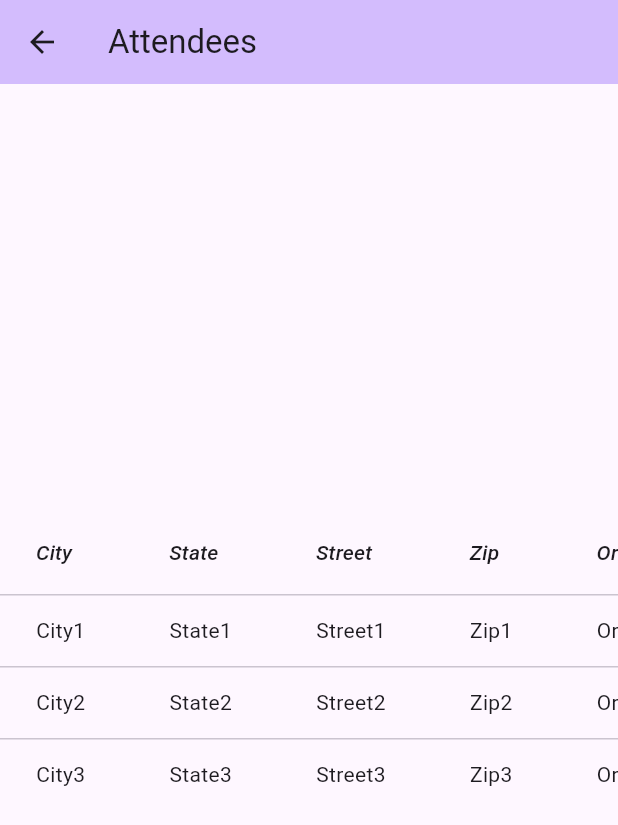
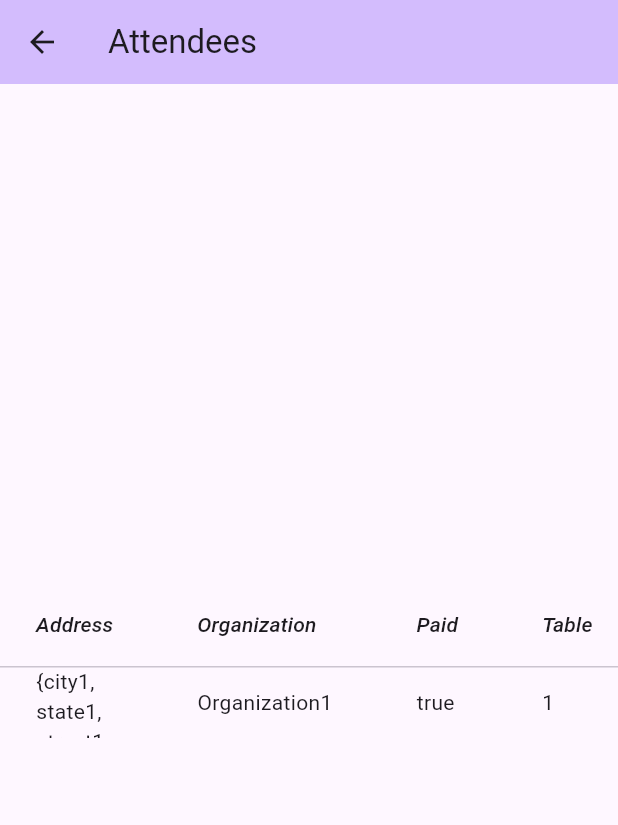
Before and after one commit to MigLyons/securing-funding-flutter, a Flutter app: the AttendeeScreen screen opened by its route, on a phone screen of 412 x 824 dp. Shown: the top 825 px of the screen. Run offline on Flutter 3.47's test engine with Material 3 defaults, Android fonts, the phone set to English and light mode, and no system bars; our stand-ins replace cloud_firestore, firebase_auth, firebase_core; missing offline and left inert: dart:js_interop, firebase_ui_auth; accounts and stored records are empty; statements that could not run were skipped.

Commit message:
all queries work

```diff
--- a/securingfunding_flutter/lib/components/SF_Attendee.dart
+++ b/securingfunding_flutter/lib/components/SF_Attendee.dart
@@ -1,39 +1,57 @@
+import 'dart:js_interop';
 
+import 'package:cloud_firestore/cloud_firestore.dart';
 import 'package:flutter/material.dart';
 
-class SF_Attendee extends StatelessWidget {
-  final List<Attendee> attendees = [
-    Attendee("City1", "State1", "Street1", "Zip1", "Organization1", true, 1, "Name1", false, []),
-    Attendee("City2", "State2", "Street2", "Zip2", "Organization2", true, 2, "Name2", false, []),
-    Attendee("City3", "State3", "Street3", "Zip3", "Organization3", false, 3, "Name3", true, []),
-    // Add more Attendees as needed
-  ];
+class SFAttendee extends StatefulWidget {
+  const SFAttendee({super.key});
+
+  @override
+  State<StatefulWidget> createState() => SFAttendeeState();
+
+  static GlobalKey<SFAttendeeState> createKey() => GlobalKey<SFAttendeeState>();
+}
+
+class SFAttendeeState extends State<SFAttendee> {
+  final AttendeeRetrieval stuff = AttendeeRetrieval();
+
+  void reload() {
+    setState(() {});
+  }
 
   @override
   Widget build(BuildContext context) {
+    stuff.retrieveAttendees();
     return SingleChildScrollView(
+      child: GestureDetector(
+        onTap: reload,
         child: DataTable(
           columns: const<DataColumn>[
             DataColumn(
               label: Expanded(
-              child: Text('City', style: TextStyle(fontStyle: FontStyle.italic)),
+                child: Text('Address', style: TextStyle(fontStyle: FontStyle.italic)),
                 ),
                 ),
-          DataColumn(
-            label: Expanded(
-              child: Text('State', style: TextStyle(fontStyle: FontStyle.italic)),
-            ),
-          ),
-          DataColumn(
-            label: Expanded(
-              child: Text('Street', style: TextStyle(fontStyle: FontStyle.italic)),
-            ),
-          ),
-          DataColumn(
-            label: Expanded(
-              child: Text('Zip', style: TextStyle(fontStyle: FontStyle.italic)),
-            ),
-          ),
+            // DataColumn(
+            //   label: Expanded(
+            //     child: Text('City', style: TextStyle(fontStyle: FontStyle.italic)),
+            //   ),
+            // ),
+            // DataColumn(
+            //   label: Expanded(
+            //     child: Text('State', style: TextStyle(fontStyle: FontStyle.italic)),
+            //   ),
+            // ),
+            // DataColumn(
+            //   label: Expanded(
+            //     child: Text('Street', style: TextStyle(fontStyle: FontStyle.italic)),
+            //   ),
+            // ),
+            // DataColumn(
+            //   label: Expanded(
+            //     child: Text('Zip', style: TextStyle(fontStyle: FontStyle.italic)),
+            //   ),
+            // ),
             DataColumn(
               label: Expanded(
                 child: Text('Organization', style: TextStyle(fontStyle: FontStyle.italic)),
@@ -59,22 +77,19 @@ class SF_Attendee extends StatelessWidget {
                 child: Text('Plus One', style: TextStyle(fontStyle: FontStyle.italic)),
               ),
             ),
+            DataColumn(
+              label: Expanded(
+                child: Text('Wins', style: TextStyle(fontStyle: FontStyle.italic)),
+                ),
+            ),
           ],
           rows: <DataRow>[
-          for (var attendee in attendees)
+            for (var attendee in stuff.attendees)
               DataRow(
                 cells: [
                   DataCell(
-                  Text(attendee.city),
-                ),
-                DataCell(
-                  Text(attendee.state),
-                ),
-                DataCell(
-                  Text(attendee.street),
-                ),
-                DataCell(
-                  Text(attendee.zip),
+                    Text(attendee.address.toString()),
+
                     ),
                   DataCell(
                     Text(attendee.organization),
@@ -91,31 +106,29 @@ class SF_Attendee extends StatelessWidget {
                   DataCell(
                     Text(attendee.plusOne.toString()),
                   ),
+                  DataCell(
+                    Text(attendee.wins.join(", ")),
+                    ),
                 ],
               )
           ],
+        ),
       ),
     );
   }
 }
 
 class Attendee {
-  final String city;
-  final String state;
-  final String street;
-  final String zip;
+  final address;
   final String organization;
   final bool paid;
   final int table;
   final String name;
   final bool plusOne;
-  final List<String> wins;
+  final List<dynamic> wins;
 
   Attendee(
-    this.city,
-    this.state,
-    this.street,
-    this.zip,
+    this.address,
     this.organization,
     this.paid,
     this.table,
@@ -123,4 +136,53 @@ class Attendee {
     this.plusOne,
     this.wins,
   );
+
+  factory Attendee.fromFirestore(DocumentSnapshot<Map<String, dynamic>> snapshot) {
+    final data = snapshot.data();
+    return Attendee(
+      data?['Address'],
+      data?['Organization'],
+      data?['Paid'],
+      data?['Table'],
+      data?['name'],
+      data?['plus one'],
+      data?['wins'],
+    );
   }
+
+  Map<String, dynamic> toFirestore() {
+    return {
+      if (address != null) "address" : address,
+      if (organization != null) "organization": organization,
+      if (paid != null) "paid": paid,
+      if (table != null) "table": table,
+      if (name != null) "name": name,
+      if (plusOne != null) "plusOne": plusOne,
+      if(wins != null) "wins": wins,
+    };
+  }
+}
+
+class AttendeeRetrieval {
+  final attendees = <Attendee>[
+    Attendee(
+      {'city1', 'state1', 'street1', 59839}
+      , "Organization1", true, 1, "Name1", false, ["chainsaw", "pony"]),
+  ];
+  final attendeesRef = FirebaseFirestore
+  .instance
+  .collection('Attendees')
+  .withConverter<Attendee>(
+        fromFirestore: (snapshot, _) => Attendee.fromFirestore(snapshot),
+        toFirestore: (Attendee attendee, _) => attendee.toFirestore(),
+      );
+
+  void retrieveAttendees() async {
+    var grabbyHands = await attendeesRef.get().then((value) => value.docs);
+    for (var thing in grabbyHands) {
+      {
+        attendees.add(thing.data());
+      }
+    }
+  }
+}
--- a/securingfunding_flutter/lib/components/SF_Table.dart
+++ b/securingfunding_flutter/lib/components/SF_Table.dart
@@ -1,16 +1,28 @@
+import 'package:cloud_firestore/cloud_firestore.dart';
 import 'package:flutter/material.dart';
 
-class SF_Table extends StatelessWidget {
-  final List<Table> tables = [
-    Table("Organization1", 6, ["Seat1", "Seat2", "Seat3", "Seat4", "Seat5", "Seat6"], 1001),
-    Table("Organization2", 8, ["Seat1", "Seat2", "Seat3", "Seat4", "Seat5", "Seat6", "Seat7", "Seat8"], 1002),
-    Table("Organization3", 4, ["Seat1", "Seat2", "Seat3", "Seat4"], 1003),
-    // Add more Tables as needed
-  ];
+class SFTable extends StatefulWidget {
+  const SFTable({super.key});
+
+  @override
+  State<StatefulWidget> createState() => SFTableState();
+
+  static GlobalKey<SFTableState> createKey() => GlobalKey<SFTableState>();
+}
+
+class SFTableState extends State<SFTable> {
+  final TableRetrieval stuff = TableRetrieval();
+
+  void reload() {
+    setState(() {});
+  }
 
   @override
   Widget build(BuildContext context) {
+    stuff.retrieveTables();
     return SingleChildScrollView(
+      child: GestureDetector(
+        onTap: reload,
         child: DataTable(
           columns: const<DataColumn>[
             DataColumn(
@@ -35,39 +47,83 @@ class SF_Table extends StatelessWidget {
             ),
           ],
           rows: <DataRow>[
-          for (var table in tables)
+            for (var Table in stuff.tables)
               DataRow(
                 cells: [
                   DataCell(
-                  Text(table.organization),
+                    Text(Table.organization),
                   ),
                   DataCell(
-                  Text(table.seatCount.toString()),
+                    Text(Table.seatCount.toString()),
                   ),
                   DataCell(
-                  Text(table.seats.join(", ")),
+                    Text(Table.seats.join(", ")),
                   ),
                   DataCell(
-                  Text(table.tableid.toString()),
+                    Text(Table.tableid.toString()),
                   ),
                 ],
               )
           ],
+        ),
       ),
     );
   }
 }
 
 class Table {
-  final String organization;
-  final int seatCount;
-  final List<String> seats;
+  final  organization;
+  final  seatCount;
+  final List<dynamic> seats;
   final int tableid;
-
   Table(
     this.organization,
     this.seatCount,
     this.seats,
     this.tableid,
   );
+
+  factory Table.fromFirestore(DocumentSnapshot<Map<String, dynamic>> snapshot) {
+    final data = snapshot.data();
+    return Table(
+      data?['Organization'],
+      data?['seatCount'],
+      data?['seats'],
+      data?['tableid'],
+    );
   }
+
+  Map<String, dynamic> toFirestore() {
+    return {
+      if (organization != null) "organization": organization,
+      if (seatCount != null) "seatCount": seatCount,
+      if (seats != null) "seats": seats,
+      if (tableid != null) "tableid": tableid,
+    };
+  }
+}
+
+class TableRetrieval {
+  final tables = <Table>[
+    Table("Organization1", 6, ["Seat1", "Seat2", "Seat3", "Seat4", "Seat5", "Seat6"], 1001),
+  ];
+  final tablesRef = FirebaseFirestore
+    .instance
+    .collection('Tables')
+    .withConverter<Table>(
+        fromFirestore: (snapshot, _) => Table.fromFirestore(snapshot),
+        toFirestore: (Table table, _) => table.toFirestore(),
+      );
+
+  void retrieveTables() async {
+    var grabbyHands = await tablesRef.get().then(
+      (value) =>  value.docs);
+    for (var thing in grabbyHands) {
+      {
+        tables.add(thing.data());
+      }
+    }
+  }
+
+
+}
--- a/securingfunding_flutter/lib/pages/attendeeScreen.dart
+++ b/securingfunding_flutter/lib/pages/attendeeScreen.dart
@@ -15,7 +15,7 @@ class AttendeeScreen extends StatelessWidget {
         title: const Text('Attendees'),
       ),
       body: Center(
-        child: SF_Attendee(),
+        child: SFAttendee(),
         ),
       );
   }
--- a/securingfunding_flutter/lib/pages/tableScreen.dart
+++ b/securingfunding_flutter/lib/pages/tableScreen.dart
@@ -12,7 +12,7 @@ class TableScreen extends StatelessWidget {
         title: const Text('Tables'),
       ),
       body: Center(
-        child: SF_Table()
+        child: SFTable()
         ),
       );
   }
--- a/securingfunding_flutter/lib/pages/volunteerScreen.dart
+++ b/securingfunding_flutter/lib/pages/volunteerScreen.dart
@@ -12,7 +12,7 @@ class VolunteerScreen extends StatelessWidget {
         title: const Text('Volunteers'),
       ),
       body: Center(
-        child: SF_Volunteer()
+        child: SFVolunteer()
         ),
       );
   }
```
Also changed, not shown: securingfunding_flutter/lib/components/SF_Item.dart (+1 -13 lines), securingfunding_flutter/lib/components/SF_Volunteer.dart (+74 -18 lines). Lines whose indentation alone changed are shown as unchanged.
